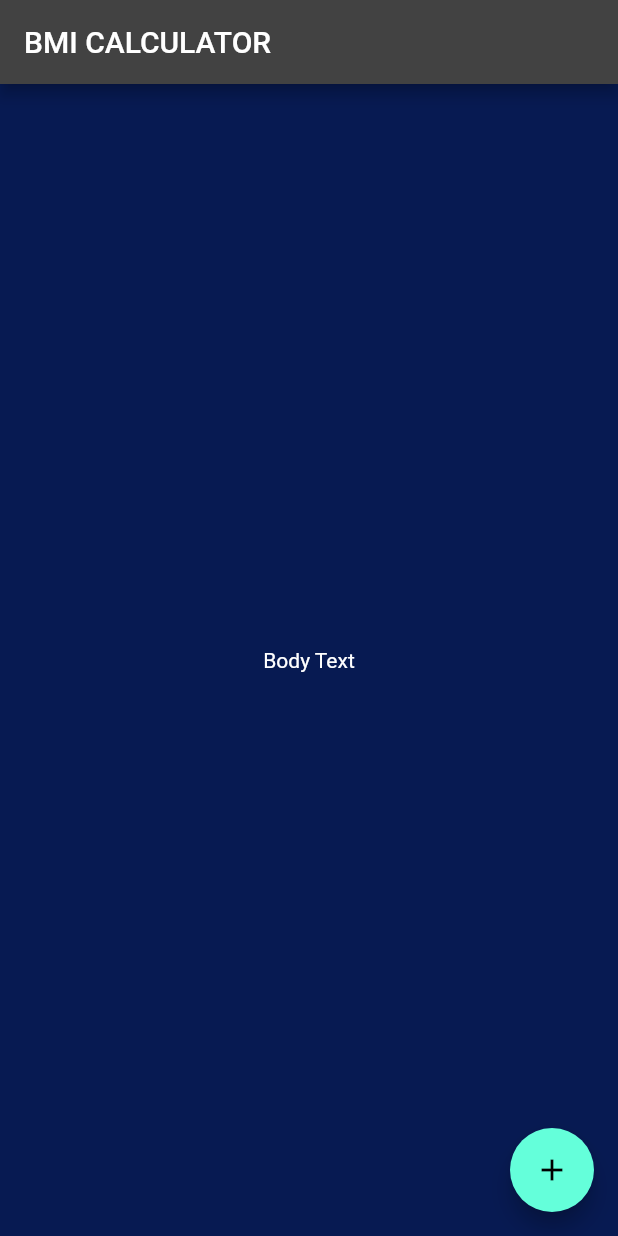
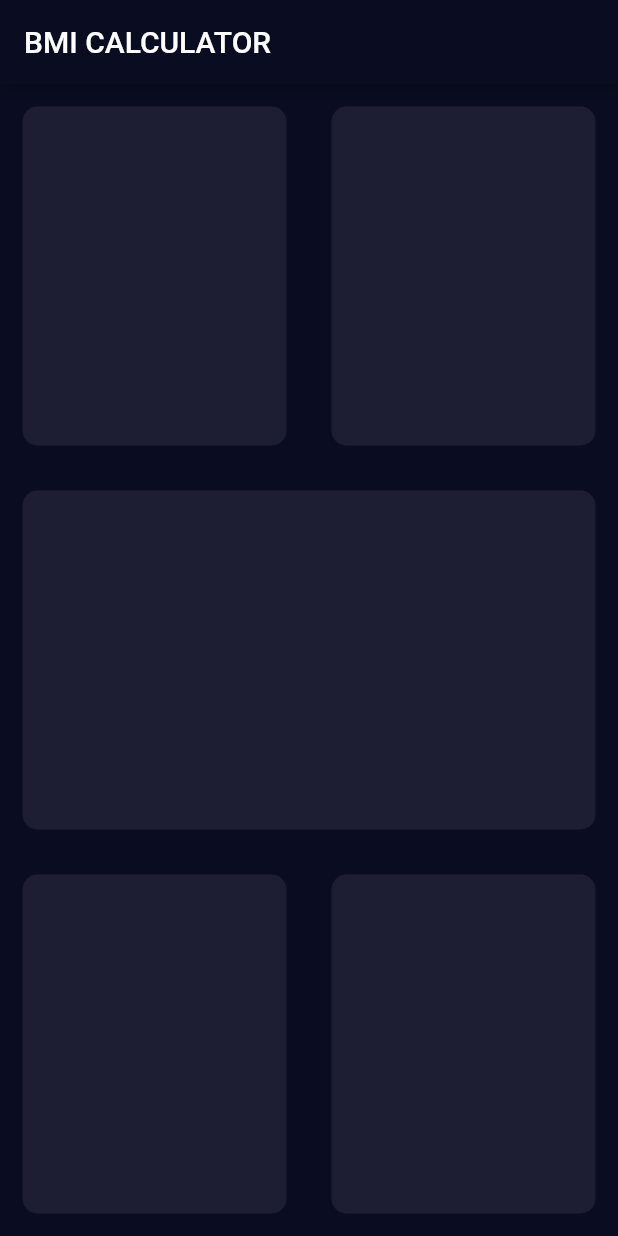
Before and after one commit to HeratUni-CS/bmi-calculator-SayedNawid, a Flutter app: the screen it shows after launch, on a phone screen of 412 x 824 dp. Run offline on Flutter 3.47's test engine with Material 2 defaults, Android fonts, the phone set to English and light mode, and no system bars.

Commit message:
create the CardViews

```diff
--- /dev/null
+++ b/lib/input_page.dart
@@ -0,0 +1,81 @@
+import 'package:flutter/material.dart';
+
+class InputPage extends StatefulWidget {
+  @override
+  State<InputPage> createState() => _InputPageState();
+}
+
+class _InputPageState extends State<InputPage> {
+  @override
+  Widget build(BuildContext context) {
+    return Scaffold(
+      appBar: AppBar(
+        title: Text('BMI CALCULATOR'),
+        backgroundColor: Color(0xFF0A0D22),
+      ),
+      body: Column(
+        children: [
+          Expanded(
+            child: Row(
+              children: [
+                Expanded(
+                  child: Container(
+                    margin: EdgeInsets.all(15),
+                    decoration: BoxDecoration(
+                      color: Color(0xFF1D1E33),
+                      borderRadius: BorderRadius.circular(10),
+                    ),
+                  ),
+                ),
+                Expanded(
+                  child: Container(
+                    margin: EdgeInsets.all(15),
+                    decoration: BoxDecoration(
+                      color: Color(0xFF1D1E33),
+                      borderRadius: BorderRadius.circular(10),
+                    ),
+                  ),
+                ),
+              ],
+            ),
+          ),
+          Expanded(
+            child: Expanded(
+              child: Container(
+                margin: EdgeInsets.all(15),
+                decoration: BoxDecoration(
+                  color: Color(0xFF1D1E33),
+                  borderRadius: BorderRadius.circular(10),
+                ),
+              ),
+            ),
+          ),
+          Expanded(
+            child: Row(
+              children: [
+                Expanded(
+                  child: Container(
+                    margin: EdgeInsets.all(15),
+                    decoration: BoxDecoration(
+                      color: Color(0xFF1D1E33),
+                      borderRadius: BorderRadius.circular(10),
+                    ),
+                  ),
+                ),
+                Expanded(
+                  child: Container(
+                    margin: EdgeInsets.all(15),
+                    decoration: BoxDecoration(
+                      color: Color(0xFF1D1E33),
+                      borderRadius: BorderRadius.circular(10),
+                    ),
+                  ),
+                ),
+              ],
+            ),
+          ),
+        ],
+      ),
+    );
+  }
+}
--- a/lib/main.dart
+++ b/lib/main.dart
@@ -1,4 +1,6 @@
 import 'package:flutter/material.dart';
+
+import 'input_page.dart';
 void main() => runApp(BMICalculator());
 
 class BMICalculator extends StatelessWidget {
@@ -6,33 +8,10 @@ class BMICalculator extends StatelessWidget {
   Widget build(BuildContext context) {
     return MaterialApp(
       theme: ThemeData.dark().copyWith(
-        primaryColor: Color(0xFF071a52),
-        scaffoldBackgroundColor: Color(0xFF071a52),
+        primaryColor: Color(0xFF0A0D22),
+        scaffoldBackgroundColor: Color(0xFF0A0D22  ),
       ),
       home: InputPage(),
     );
   }
 }
-
-class InputPage extends StatefulWidget {
-  @override
-  State<InputPage> createState() => _InputPageState();
-}
-
-class _InputPageState extends State<InputPage> {
-  @override
-  Widget build(BuildContext context) {
-    return Scaffold(
-      appBar: AppBar(
-        title: Text('BMI CALCULATOR'),
-      ),
-      body: Center(
-        child: Text('Body Text'),
-      ),
-      floatingActionButton: FloatingActionButton(
-        onPressed: () {},
-        child: Icon(Icons.add),
-      ),
-    );
-  }
-}
```
